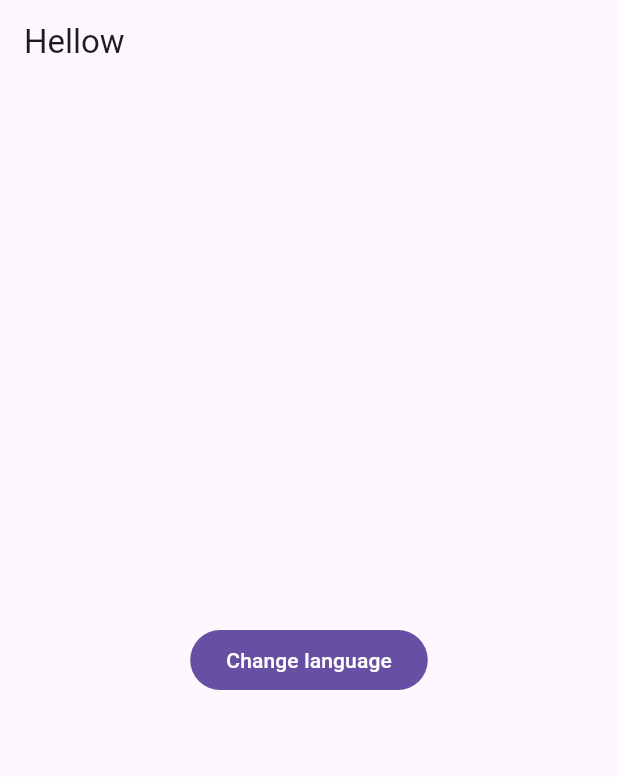
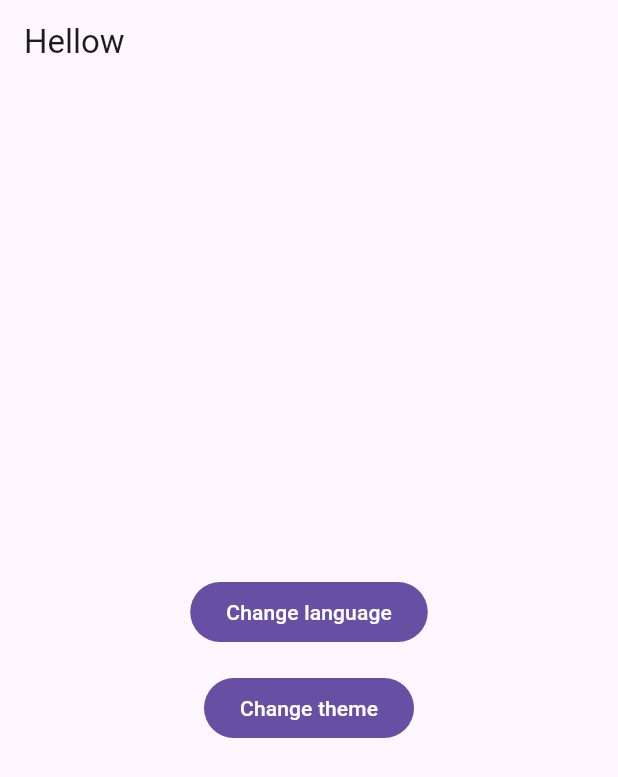
Before and after one commit to tomzitAhamad/fire_ecom, a Flutter app: the screen it shows after launch, on a phone screen of 412 x 824 dp. Shown: the top 777 px of the screen. Run offline on Flutter 3.47's test engine with Material 3 defaults, Android fonts, the phone set to English and light mode, and no system bars; our stand-ins replace firebase_core, firebase_crashlytics; accounts and stored records are empty; generated files the repository leaves out were written again.

Commit message:
added theme

```diff
--- a/lib/app/ecom_app.dart
+++ b/lib/app/ecom_app.dart
@@ -1,6 +1,7 @@
 import 'package:fire_ecom/app/app_routes.dart';
 import 'package:fire_ecom/app/app_theme.dart';
 import 'package:fire_ecom/app/provider/language_provider.dart';
+import 'package:fire_ecom/app/provider/theme_provider.dart';
 import 'package:fire_ecom/features/auth/presentation/screens/splash_screen.dart';
 import 'package:fire_ecom/l10n/app_localizations.dart';
 
@@ -14,9 +15,12 @@ class EcomApp extends StatelessWidget {
   @override
   Widget build(BuildContext context) {
     return MultiProvider(
-      providers: [ChangeNotifierProvider(create: (_) => LanguageProvider())],
-      child: Consumer<LanguageProvider>(
-        builder: (context, languageProvider, child) {
+      providers: [
+        ChangeNotifierProvider(create: (_) => LanguageProvider()),
+        ChangeNotifierProvider(create: (_) => ThemeProvider()),
+      ],
+      child: Consumer2<LanguageProvider, ThemeProvider>(
+        builder: (context, languageProvider, themeProvider, child) {
           return MaterialApp(
             localizationsDelegates: [
               AppLocalizations.delegate,
@@ -27,7 +31,7 @@ class EcomApp extends StatelessWidget {
             debugShowCheckedModeBanner: false,
             theme: AppTheme.lightThemeData,
             darkTheme: AppTheme.darkThemeData,
-            themeMode: ThemeMode.system,
+            themeMode: themeProvider.themeMode,
             initialRoute: SplashScreen.routeName,
             onGenerateRoute: AppRoutes.onGenerateRoute,
             locale: languageProvider.currentLocale,
--- /dev/null
+++ b/lib/app/provider/theme_provider.dart
@@ -0,0 +1,12 @@
+import 'package:flutter/material.dart';
+
+class ThemeProvider extends ChangeNotifier {
+  ThemeMode _themeMode = ThemeMode.system;
+
+  ThemeMode get themeMode => _themeMode;
+
+  void setThemeMode(ThemeMode themeMode) {
+    _themeMode = themeMode;
+    notifyListeners();
+  }
+}
--- a/lib/features/auth/presentation/screens/splash_screen.dart
+++ b/lib/features/auth/presentation/screens/splash_screen.dart
@@ -1,3 +1,4 @@
+import 'package:fire_ecom/app/provider/theme_provider.dart';
 import 'package:fire_ecom/l10n/app_localizations.dart';
 import 'package:flutter/material.dart';
 import 'package:provider/provider.dart';
@@ -28,7 +29,25 @@ class SplashScreen extends StatelessWidget {
                   provider.setLocale(const Locale('en'));
                 }
               },
-              child: Text("Change language"),
+              child: const Text("Change language"),
+            ),
+          ),
+          const SizedBox(height: 16),
+          Center(
+            child: FilledButton(
+              onPressed: () {
+                final provider = Provider.of<ThemeProvider>(
+                  context,
+                  listen: false,
+                );
+                if (provider.themeMode == ThemeMode.light ||
+                    provider.themeMode == ThemeMode.system) {
+                  provider.setThemeMode(ThemeMode.dark);
+                } else {
+                  provider.setThemeMode(ThemeMode.light);
+                }
+              },
+              child: const Text("Change theme"),
             ),
           ),
         ],
```
